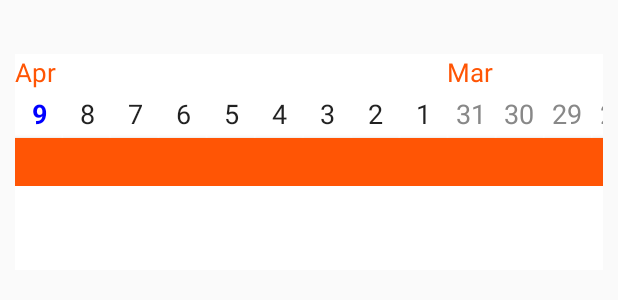
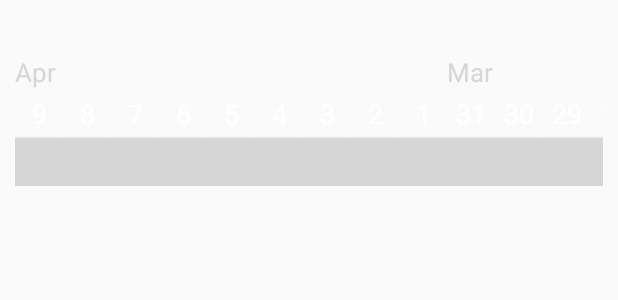
Before and after one commit to vixir/Perfect-Day, an Android app: the layout calender_dialog_fragment.xml on its own in the app's theme, with its tools: preview values and no code run, on a phone screen of 412 x 824 dp. Shown: the top 300 px of the screen. Run offline under Robolectric (Android 15) with nearby library versions, the phone set to English and light mode, and no system bars; Roboto replaces fonts that are not available here.

Commit message:
feat : [development           -bottom dialog calender UI changes.           ]   : (MVP not ready.)

```diff
--- a/app/src/main/java/com/vixir/finalproject/perfectday/CalendarView.java
+++ b/app/src/main/java/com/vixir/finalproject/perfectday/CalendarView.java
@@ -1,5 +1,6 @@
 package com.vixir.finalproject.perfectday;
 
+import android.app.ActionBar;
 import android.content.Context;
 import android.support.v7.widget.LinearLayoutManager;
 import android.support.v7.widget.RecyclerView;
@@ -141,18 +142,19 @@ public class CalendarView extends LinearLayout {
                     if (eventDate.getDate() == day &&
                             eventDate.getMonth() == month &&
                             eventDate.getYear() == year) {
-                        holder.dayText.setTextColor(Color.RED);
+                        holder.dayText.setTextColor(Color.WHITE);
+                        holder.dayText.setTypeface(null, Typeface.BOLD);
                         holder.calenderToggle.setChecked(true);
                         break;
                     }
                 }
             }
-            if (month != today.getMonth() || year != today.getYear()) {
-                holder.dayText.setTextColor(Color.GRAY);
-            } else if (day == today.getDate()) {
-                holder.dayText.setTypeface(null, Typeface.BOLD);
-                holder.dayText.setTextColor(Color.BLUE);
-            }
+//            if (month != today.getMonth() || year != today.getYear()) {
+            holder.dayText.setTextColor(Color.WHITE);
+            /*} else if (day == today.getDate()) {
+              holder.dayText.setTypeface(null, Typeface.BOLD);
+              }
+            */
 
             // set text
         }
--- a/app/src/main/java/com/vixir/finalproject/perfectday/CalenderDialogFragment.java
+++ b/app/src/main/java/com/vixir/finalproject/perfectday/CalenderDialogFragment.java
@@ -1,5 +1,6 @@
 package com.vixir.finalproject.perfectday;
 
+import android.app.ActionBar;
 import android.database.Cursor;
 import android.net.Uri;
 import android.os.Bundle;
@@ -69,8 +70,9 @@ public class CalenderDialogFragment extends BottomSheetDialogFragment {
                     }
                 }
                 mTitleTextView.setText(cursor.getString(titleIndex));
-//                mTitleTextView.setTextColor(cursor.getInt(colorIndex));
+                mTitleTextView.setTextColor(cursor.getInt(colorIndex));
                 mCalendarView.updateCalendar(events);
+                mCalendarView.setBackgroundColor(cursor.getInt(colorIndex));
 
             } catch (JSONException e) {
                 e.printStackTrace();
--- a/app/src/main/res/layout/calender_dialog_fragment.xml
+++ b/app/src/main/res/layout/calender_dialog_fragment.xml
@@ -19,5 +19,6 @@
         android:layout_width="match_parent"
         android:layout_height="144dp"
         android:paddingLeft="10dp"
-        android:paddingRight="10dp" />
+        android:paddingRight="10dp"
+        android:background="@android:color/transparent" />
 </LinearLayout>
--- a/app/src/main/res/layout/control_calendar.xml
+++ b/app/src/main/res/layout/control_calendar.xml
@@ -2,7 +2,7 @@
 <LinearLayout xmlns:android="http://schemas.android.com/apk/res/android"
     android:layout_width="match_parent"
     android:layout_height="match_parent"
-    android:background="@android:color/white"
+    android:background="@android:color/transparent"
     android:orientation="vertical">
 
     <android.support.v7.widget.RecyclerView
--- a/app/src/main/res/layout/control_calendar_day.xml
+++ b/app/src/main/res/layout/control_calendar_day.xml
@@ -2,6 +2,7 @@
 <LinearLayout xmlns:android="http://schemas.android.com/apk/res/android"
     android:layout_width="wrap_content"
     android:layout_height="wrap_content"
+    android:background="@android:color/transparent"
     android:orientation="vertical">
 
     <TextView
@@ -10,13 +11,13 @@
         android:layout_height="wrap_content"
         android:text=""
         android:textAppearance="@style/TextAppearance.Toolbar"
-        android:textColor="@color/deep_orange" />
+        android:textColor="@color/white" />
 
     <TextView
         android:id="@+id/day_text"
         android:layout_width="32dp"
         android:layout_height="32dp"
-        android:background="@drawable/ic_restart"
+        android:background="@android:color/transparent"
         android:gravity="center"
         android:text="@string/_00"
         android:textAlignment="center"
@@ -28,7 +29,7 @@
         android:layout_height="@dimen/toggle_button_height"
         android:layout_gravity="center_vertical"
         android:background="@drawable/check_complete_calendar"
-        android:backgroundTint="@color/deep_orange"
+        android:backgroundTint="@color/white"
         android:contextClickable="false"
         android:clickable="false"
         android:textOff=""
```
